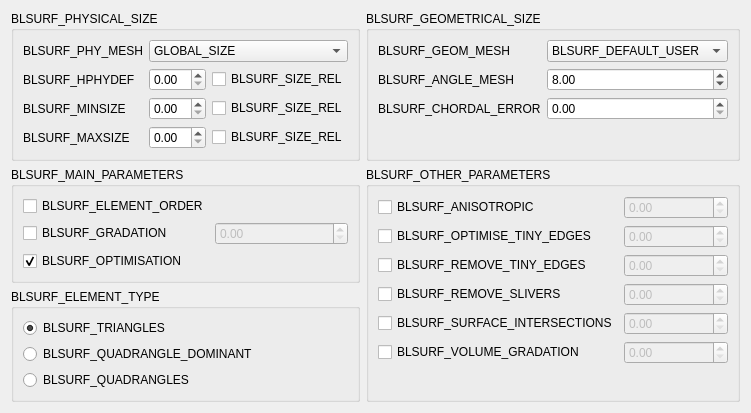
SalomePlatform/blsurfplugin, file src/GUI/BLSURFPluginGUI_StdWidget_QTD.ui: the form before one commit.
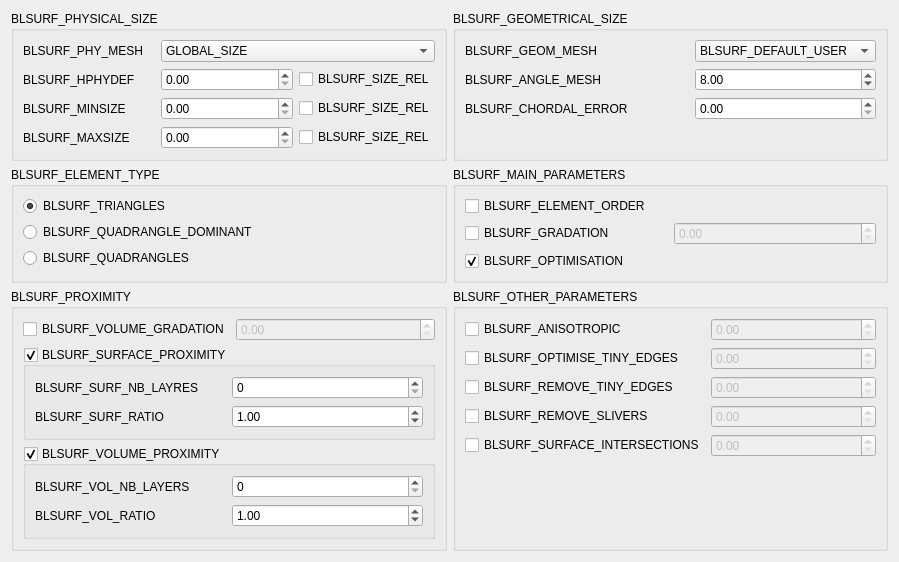
The form after the commit. Custom widgets are drawn as their Qt base class.

```diff
--- a/src/GUI/BLSURFPluginGUI_StdWidget_QTD.ui
+++ b/src/GUI/BLSURFPluginGUI_StdWidget_QTD.ui
@@ -7,11 +7,11 @@
    <rect>
     <x>0</x>
     <y>0</y>
-    <width>723</width>
-    <height>399</height>
+    <width>899</width>
+    <height>532</height>
    </rect>
   </property>
-  <layout class="QGridLayout" name="gridLayout_5">
+  <layout class="QGridLayout" name="gridLayout_8">
    <item row="0" column="0">
     <widget class="QGroupBox" name="groupBox">
      <property name="title">
@@ -232,6 +232,70 @@
     </widget>
    </item>
    <item row="1" column="0">
+    <widget class="QGroupBox" name="groupBox_4">
+     <property name="title">
+      <string>BLSURF_ELEMENT_TYPE</string>
+     </property>
+     <layout class="QVBoxLayout" name="verticalLayout">
+      <item>
+       <widget class="QRadioButton" name="myRadioButtonTriangles">
+        <property name="toolTip">
+         <string>BLSURF_TRIANGLES_TOOLTIP</string>
+        </property>
+        <property name="text">
+         <string>BLSURF_TRIANGLES</string>
+        </property>
+        <property name="checked">
+         <bool>true</bool>
+        </property>
+        <attribute name="buttonGroup">
+         <string notr="true">myButtonGroupElementType</string>
+        </attribute>
+       </widget>
+      </item>
+      <item>
+       <widget class="QRadioButton" name="myRadioButtonQuadrangleDominant">
+        <property name="toolTip">
+         <string>BLSURF_ALLOW_QUADRANGLES_TOOLTIP</string>
+        </property>
+        <property name="text">
+         <string>BLSURF_QUADRANGLE_DOMINANT</string>
+        </property>
+        <attribute name="buttonGroup">
+         <string notr="true">myButtonGroupElementType</string>
+        </attribute>
+       </widget>
+      </item>
+      <item>
+       <widget class="QRadioButton" name="myRadioButtonQuadrangles">
+        <property name="toolTip">
+         <string>BLSURF_QUADRANGLES_TOOLTIP</string>
+        </property>
+        <property name="text">
+         <string>BLSURF_QUADRANGLES</string>
+        </property>
+        <attribute name="buttonGroup">
+         <string notr="true">myButtonGroupElementType</string>
+        </attribute>
+       </widget>
+      </item>
+      <item>
+       <spacer name="verticalSpacer_6">
+        <property name="orientation">
+         <enum>Qt::Vertical</enum>
+        </property>
+        <property name="sizeHint" stdset="0">
+         <size>
+          <width>20</width>
+          <height>3</height>
+         </size>
+        </property>
+       </spacer>
+      </item>
+     </layout>
+    </widget>
+   </item>
+   <item row="1" column="1">
     <widget class="QGroupBox" name="groupBox_2">
      <property name="title">
       <string>BLSURF_MAIN_PARAMETERS</string>
@@ -293,7 +357,164 @@
      </layout>
     </widget>
    </item>
-   <item row="1" column="1" rowspan="2">
+   <item row="2" column="0">
+    <widget class="QGroupBox" name="groupBox_5">
+     <property name="toolTip">
+      <string/>
+     </property>
+     <property name="title">
+      <string>BLSURF_PROXIMITY</string>
+     </property>
+     <layout class="QGridLayout" name="gridLayout_7">
+      <item row="0" column="0">
+       <widget class="QCheckBox" name="myUseVolumeGradation">
+        <property name="toolTip">
+         <string>BLSURF_VOLUME_GRADATION_TOOLTIP</string>
+        </property>
+        <property name="text">
+         <string>BLSURF_VOLUME_GRADATION</string>
+        </property>
+       </widget>
+      </item>
+      <item row="0" column="1">
+       <widget class="SMESHGUI_SpinBox" name="myVolumeGradation">
+        <property name="enabled">
+         <bool>false</bool>
+        </property>
+       </widget>
+      </item>
+      <item row="1" column="0" colspan="2">
+       <widget class="QGroupBox" name="myUseSurfaceProximity">
+        <property name="toolTip">
+         <string>BLSURF_SURFACE_PROXIMITY_TOOLTIP</string>
+        </property>
+        <property name="title">
+         <string>BLSURF_SURFACE_PROXIMITY</string>
+        </property>
+        <property name="checkable">
+         <bool>true</bool>
+        </property>
+        <layout class="QGridLayout" name="gridLayout_6">
+         <item row="1" column="0">
+          <widget class="QLabel" name="label_9">
+           <property name="toolTip">
+            <string>BLSURF_SURF_RATIO_TOOLTIP</string>
+           </property>
+           <property name="text">
+            <string>BLSURF_SURF_RATIO</string>
+           </property>
+          </widget>
+         </item>
+         <item row="1" column="1">
+          <widget class="SMESHGUI_SpinBox" name="mySurfaceProximityRatio">
+           <property name="enabled">
+            <bool>true</bool>
+           </property>
+           <property name="toolTip">
+            <string>BLSURF_SURF_RATIO_TOOLTIP</string>
+           </property>
+           <property name="value">
+            <double>1.000000000000000</double>
+           </property>
+          </widget>
+         </item>
+         <item row="0" column="1">
+          <widget class="QSpinBox" name="myNbSurfaceProximityLayers">
+           <property name="toolTip">
+            <string>BLSURF_SURF_NB_LAYRES_TOOLTIP</string>
+           </property>
+          </widget>
+         </item>
+         <item row="0" column="0">
+          <widget class="QLabel" name="label_7">
+           <property name="toolTip">
+            <string>BLSURF_SURF_NB_LAYRES_TOOLTIP</string>
+           </property>
+           <property name="text">
+            <string>BLSURF_SURF_NB_LAYRES</string>
+           </property>
+          </widget>
+         </item>
+        </layout>
+        <zorder>label_7</zorder>
+        <zorder>myVolumeGradation_2</zorder>
+        <zorder>myNbSurfaceProximityLayers</zorder>
+        <zorder>label_9</zorder>
+        <zorder>mySurfaceProximityRatio</zorder>
+       </widget>
+      </item>
+      <item row="2" column="0" colspan="2">
+       <widget class="QGroupBox" name="myUseVolumeProximity">
+        <property name="toolTip">
+         <string>BLSURF_VOLUME_PROXIMITY_TOOLTIP</string>
+        </property>
+        <property name="title">
+         <string>BLSURF_VOLUME_PROXIMITY</string>
+        </property>
+        <property name="checkable">
+         <bool>true</bool>
+        </property>
+        <layout class="QGridLayout" name="gridLayout_5">
+         <item row="0" column="0">
+          <widget class="QLabel" name="label_10">
+           <property name="toolTip">
+            <string>BLSURF_VOL_NB_LAYERS_TOOLTIP</string>
+           </property>
+           <property name="text">
+            <string>BLSURF_VOL_NB_LAYERS</string>
+           </property>
+          </widget>
+         </item>
+         <item row="0" column="1">
+          <widget class="QSpinBox" name="myNbVolumeProximityLayers">
+           <property name="toolTip">
+            <string>BLSURF_VOL_NB_LAYERS_TOOLTIP</string>
+           </property>
+          </widget>
+         </item>
+         <item row="1" column="0">
+          <widget class="QLabel" name="label_11">
+           <property name="toolTip">
+            <string>BLSURF_VOL_RATIO_TOOLTIP</string>
+           </property>
+           <property name="text">
+            <string>BLSURF_VOL_RATIO</string>
+           </property>
+          </widget>
+         </item>
+         <item row="1" column="1">
+          <widget class="SMESHGUI_SpinBox" name="myVolumeProximityRatio">
+           <property name="enabled">
+            <bool>true</bool>
+           </property>
+           <property name="toolTip">
+            <string>BLSURF_VOL_RATIO_TOOLTIP</string>
+           </property>
+           <property name="value">
+            <double>1.000000000000000</double>
+           </property>
+          </widget>
+         </item>
+        </layout>
+       </widget>
+      </item>
+      <item row="3" column="0">
+       <spacer name="verticalSpacer_7">
+        <property name="orientation">
+         <enum>Qt::Vertical</enum>
+        </property>
+        <property name="sizeHint" stdset="0">
+         <size>
+          <width>20</width>
+          <height>15</height>
+         </size>
+        </property>
+       </spacer>
+      </item>
+     </layout>
+    </widget>
+   </item>
+   <item row="2" column="1">
     <widget class="QGroupBox" name="groupBox_3">
      <property name="title">
       <string>BLSURF_OTHER_PARAMETERS</string>
@@ -385,23 +606,6 @@
        </widget>
       </item>
       <item row="5" column="0">
-       <widget class="QCheckBox" name="myUseVolumeGradation">
-        <property name="toolTip">
-         <string>BLSURF_VOLUME_GRADATION_TOOLTIP</string>
-        </property>
-        <property name="text">
-         <string>BLSURF_VOLUME_GRADATION</string>
-        </property>
-       </widget>
-      </item>
-      <item row="5" column="1">
-       <widget class="SMESHGUI_SpinBox" name="myVolumeGradation">
-        <property name="enabled">
-         <bool>false</bool>
-        </property>
-       </widget>
-      </item>
-      <item row="6" column="0">
        <spacer name="verticalSpacer_5">
         <property name="orientation">
          <enum>Qt::Vertical</enum>
@@ -417,70 +621,6 @@
      </layout>
     </widget>
    </item>
-   <item row="2" column="0">
-    <widget class="QGroupBox" name="groupBox_4">
-     <property name="title">
-      <string>BLSURF_ELEMENT_TYPE</string>
-     </property>
-     <layout class="QVBoxLayout" name="verticalLayout">
-      <item>
-       <widget class="QRadioButton" name="myRadioButtonTriangles">
-        <property name="toolTip">
-         <string>BLSURF_TRIANGLES_TOOLTIP</string>
-        </property>
-        <property name="text">
-         <string>BLSURF_TRIANGLES</string>
-        </property>
-        <property name="checked">
-         <bool>true</bool>
-        </property>
-        <attribute name="buttonGroup">
-         <string notr="true">myButtonGroupElementType</string>
-        </attribute>
-       </widget>
-      </item>
-      <item>
-       <widget class="QRadioButton" name="myRadioButtonQuadrangleDominant">
-        <property name="toolTip">
-         <string>BLSURF_ALLOW_QUADRANGLES_TOOLTIP</string>
-        </property>
-        <property name="text">
-         <string>BLSURF_QUADRANGLE_DOMINANT</string>
-        </property>
-        <attribute name="buttonGroup">
-         <string notr="true">myButtonGroupElementType</string>
-        </attribute>
-       </widget>
-      </item>
-      <item>
-       <widget class="QRadioButton" name="myRadioButtonQuadrangles">
-        <property name="toolTip">
-         <string>BLSURF_QUADRANGLES_TOOLTIP</string>
-        </property>
-        <property name="text">
-         <string>BLSURF_QUADRANGLES</string>
-        </property>
-        <attribute name="buttonGroup">
-         <string notr="true">myButtonGroupElementType</string>
-        </attribute>
-       </widget>
-      </item>
-      <item>
-       <spacer name="verticalSpacer_6">
-        <property name="orientation">
-         <enum>Qt::Vertical</enum>
-        </property>
-        <property name="sizeHint" stdset="0">
-         <size>
-          <width>20</width>
-          <height>3</height>
-         </size>
-        </property>
-       </spacer>
-      </item>
-     </layout>
-    </widget>
-   </item>
   </layout>
  </widget>
  <customwidgets>
```
Left out of the diff: 94 changed lines with no effect on the pictures.
